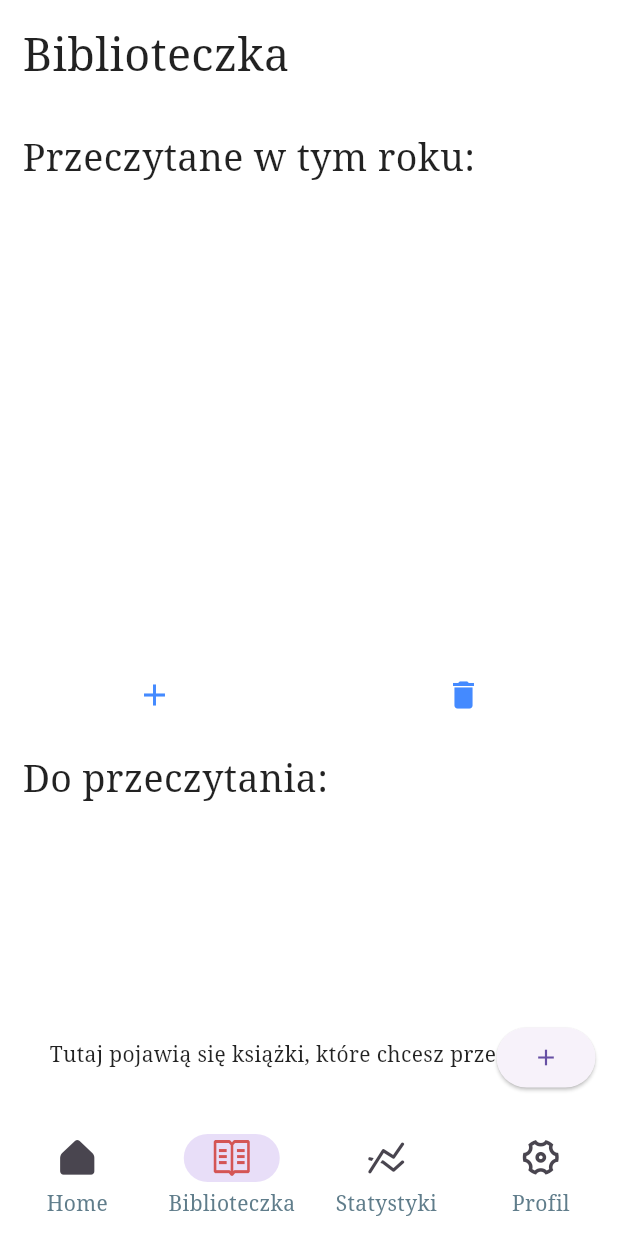
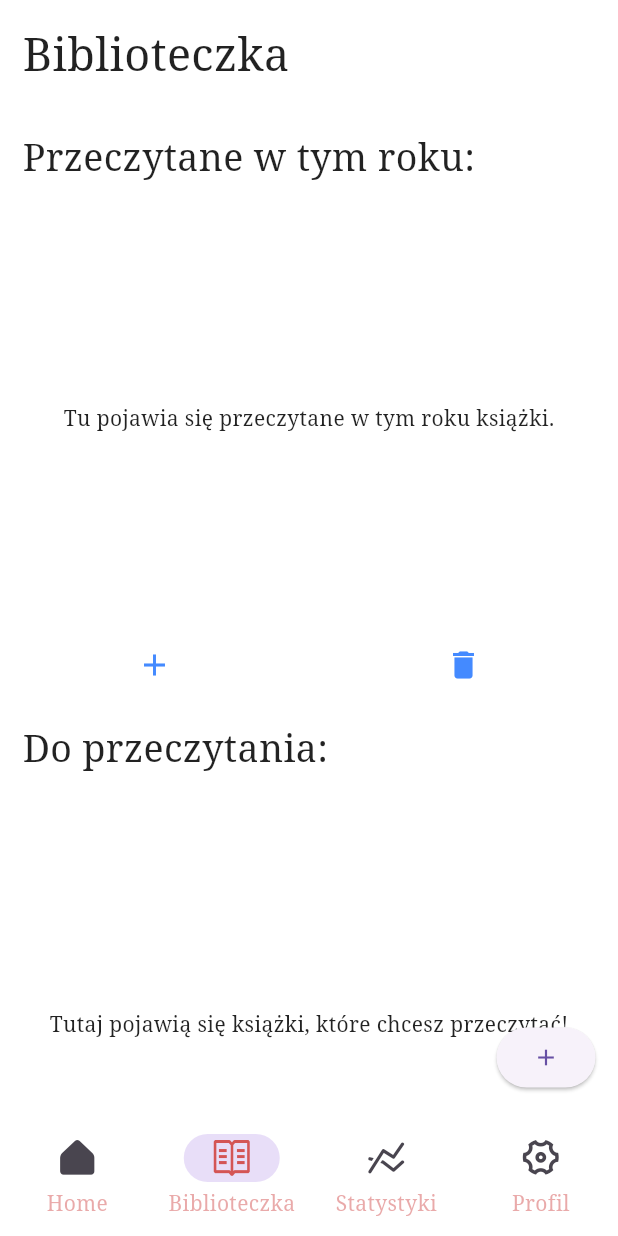
Before and after one commit to dsznycer/Biblioteczka, a Flutter app: the screen it shows after launch, item 2 of the bottom bar chosen, on a phone screen of 412 x 824 dp. Run offline on Flutter 3.47's test engine with Material 2 defaults, Android fonts, the phone set to English and light mode, and no system bars; our stand-ins replace bloc, cloud_firestore, firebase_auth, firebase_core, flutter_bloc, freezed_annotation and 3 more; missing offline and left inert: dart:ffi; accounts and stored records are empty; network calls fail.

```diff
--- a/lib/data/models/book_model.dart
+++ b/lib/data/models/book_model.dart
@@ -15,6 +15,7 @@ class Book with _$Book {
     @Default('') String pages,
     @Default('') String yearOfEnd,
     @Default(0) int score,
+    @Default(Utils.basicBookPhoto) String urlPhoto,
     @Default([]) List<String> notes,
     required BookProgress bookProgress,
   }) = _Book;
--- a/lib/data/utils.dart
+++ b/lib/data/utils.dart
@@ -5,6 +5,9 @@ class Utils {
   static GlobalKey<NavigatorState> homeNavigator = GlobalKey();
   static GlobalKey<NavigatorState> biblioteczkaNavigator = GlobalKey();
   static GlobalKey<NavigatorState> profileNavigator = GlobalKey();
+
+  static const basicBookPhoto =
+      'https://s2982.pcdn.co/wp-content/uploads/2019/01/The-Binding-by-Bridget-Collins-709x1024.jpg.optimal.jpg';
 }
 
 enum BookProgress { red, toRead, inProgress }
--- a/lib/main.dart
+++ b/lib/main.dart
@@ -49,8 +49,8 @@ class Biblio extends StatelessWidget {
           // colorScheme: ColorScheme.fromSeed(seedColor: AppColors.kCol3),
           textTheme: GoogleFonts.notoSerifTextTheme(),
           navigationBarTheme: NavigationBarThemeData(
-              labelTextStyle: MaterialStateTextStyle.resolveWith(
-                  (states) => TextStyle(color: Colors.blueGrey))),
+              labelTextStyle: MaterialStateTextStyle.resolveWith((states) =>
+                  TextStyle(color: AppColors.kCol2.withOpacity(0.5)))),
         ),
         onGenerateRoute:
             RepositoryProvider.of<AppRouter>(context).mainNavigator,
--- a/lib/presentation/screens/bookshelf/bookshelf_addBook.dart
+++ b/lib/presentation/screens/bookshelf/bookshelf_addBook.dart
@@ -91,7 +91,7 @@ class BookAdd extends StatelessWidget {
                           backgroundColor: AppColors.kCol3,
                           focusColor: AppColors.kCol2,
                           onPressed: () {
-                            context.read<BookCubit>().addNewBookFromForm();
+                            context.read<BookCubit>().addNewBookToList();
                             Utils.biblioteczkaNavigator.currentState!.pop();
                           },
                           label: Text('Dodaj do biblioteczki'),
--- a/lib/presentation/screens/bookshelf/bookshelf_screen.dart
+++ b/lib/presentation/screens/bookshelf/bookshelf_screen.dart
@@ -19,6 +19,7 @@ class BookShelf extends StatelessWidget {
 
   @override
   Widget build(BuildContext context) {
+    Size _size = MediaQuery.of(context).size;
     return BlocConsumer<BookCubit, BookState>(
       listenWhen: (previous, current) {
         if (previous.booksRed.length < current.booksRed.length) {
@@ -61,9 +62,14 @@ class BookShelf extends StatelessWidget {
                     ),
                   ),
                   Container(
-                    width: 400,
-                    height: 300,
-                    child: ListView.builder(
+                    width: _size.width,
+                    height: 280,
+                    child: state.booksRed.isEmpty
+                        ? const Center(
+                            child: Text(
+                                'Tu pojawia się przeczytane w tym roku książki.'),
+                          )
+                        : ListView.builder(
                             scrollDirection: Axis.horizontal,
                             itemCount: state.booksRed.length,
                             itemBuilder: (context, int index) {
--- a/lib/presentation/screens/bookshelf/bookshlef_basic.dart
+++ b/lib/presentation/screens/bookshelf/bookshlef_basic.dart
@@ -1,4 +1,6 @@
+import 'package:biblioteczka/business_logic/cubit/settings_cubit.dart';
 import 'package:biblioteczka/data/utils.dart';
+import 'package:biblioteczka/presentation/styles/app_colors.dart';
 import 'package:biblioteczka/presentation/widgets/book_widget.dart';
 import 'package:biblioteczka/router.dart';
 import 'package:cloud_firestore/cloud_firestore.dart';
@@ -14,12 +16,17 @@ import '../../widgets/navigation_bar.dart';
 class BookShelfBasic extends StatelessWidget {
   const BookShelfBasic({super.key});
 
+  static HeroController _heroController = HeroController();
+
   @override
   Widget build(BuildContext context) {
+    final darkMode =
+        context.select((SettingsCubit cubit) => cubit.state.darkMode);
     return Scaffold(
-        backgroundColor: Colors.white,
+        backgroundColor: darkMode ? AppColors.kCol5 : Colors.white,
         bottomNavigationBar: RepositoryProvider.of<Navig>(context),
         body: Navigator(
+          observers: [_heroController],
           key: Utils.biblioteczkaNavigator,
           initialRoute: '/',
           onGenerateRoute:
--- a/lib/presentation/styles/app_colors.dart
+++ b/lib/presentation/styles/app_colors.dart
@@ -5,4 +5,5 @@ class AppColors {
   static const Color kCol2 = Color(0xFFD45555);
   static const Color kCol3 = Color(0xFFEBE1E1);
   static const Color kCol4 = Color(0xFFE5E5E5);
+  static const Color kCol5 = Color(0xFFE4E4E4);
 }
```
Also changed, not shown: lib/business_logic/cubit/book_cubit.dart (+23 -1 lines), lib/presentation/screens/bookshelf/bookshelf_viewBook.dart (+16 -13 lines), lib/presentation/screens/homeScreen/home_screen.dart (+8 -8 lines), lib/presentation/screens/profile_screen.dart (+10 -4 lines), lib/presentation/widgets/book_widget.dart (+5 -8 lines), lib/presentation/widgets/small_book_widget.dart (+5 -3 lines), assets/photo/logo-biblio.png (added), lib/data/models/book_model.freezed.dart, lib/data/models/book_model.g.dart. Lines whose indentation alone changed are shown as unchanged.
